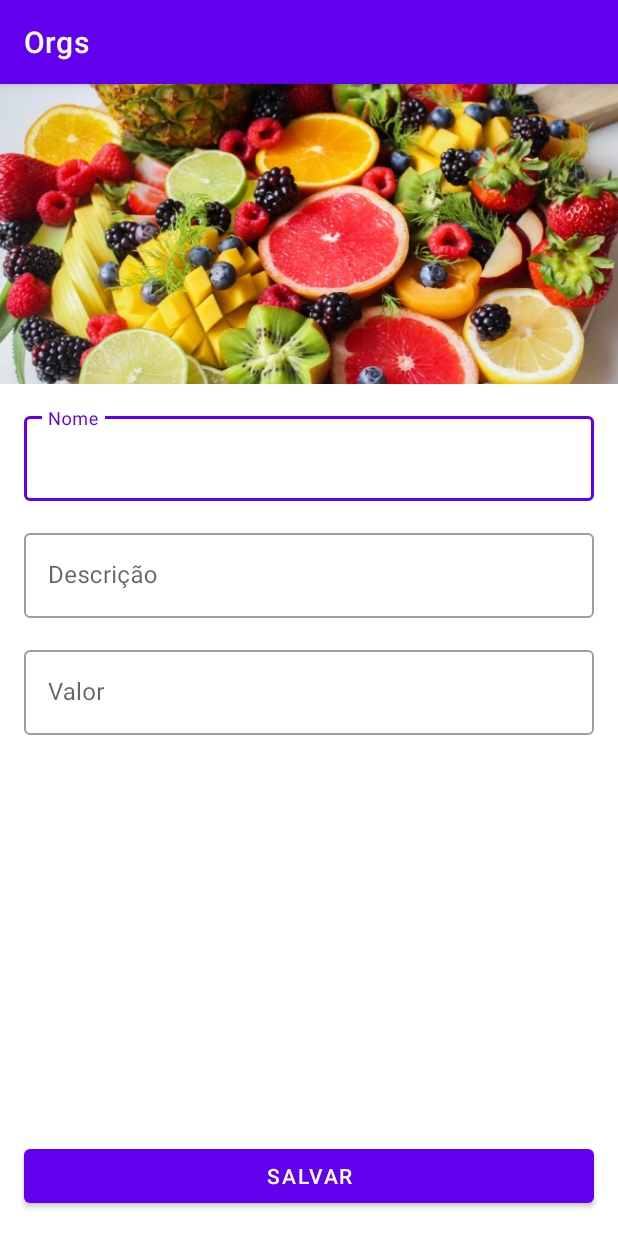
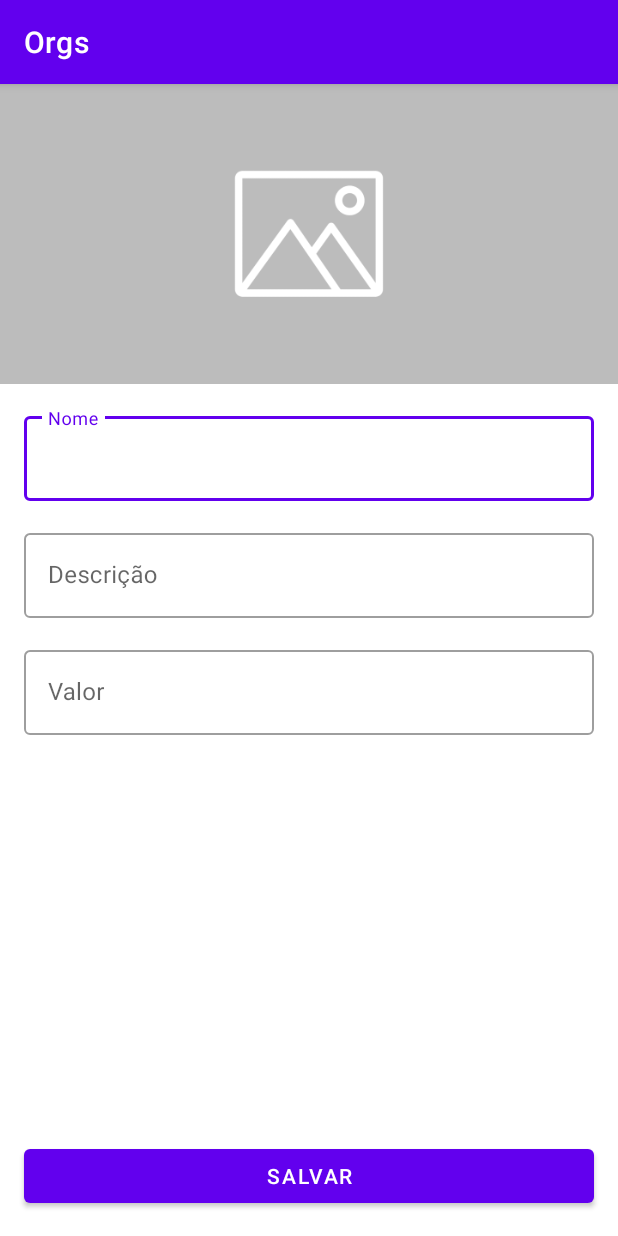
Before and after one commit to pedroabreudev/Alura_Kotlin_Android, an Android app: the FormularioProdutoActivity screen opened directly, with no data from a screen before it, on a phone screen of 412 x 824 dp. Run offline under Robolectric (Android 15) with nearby library versions, the phone set to English and light mode, and no system bars.

Commit message:
feat: Personalizando o Layout da Dialog

```diff
--- a/Projeto/Orgs/app/src/main/java/br/com/pedroabreudev/orgs/ui/activity/ListaProdutosActivity.kt
+++ b/Projeto/Orgs/app/src/main/java/br/com/pedroabreudev/orgs/ui/activity/ListaProdutosActivity.kt
@@ -3,12 +3,9 @@ package br.com.pedroabreudev.orgs.ui.activity
 import android.content.Intent
 import android.os.Bundle
 import androidx.appcompat.app.AppCompatActivity
-import androidx.recyclerview.widget.RecyclerView
-import br.com.pedroabreudev.orgs.R
 import br.com.pedroabreudev.orgs.dao.ProdutosDao
 import br.com.pedroabreudev.orgs.databinding.ActivityListaProdutosBinding
 import br.com.pedroabreudev.orgs.ui.recyclerview.adapter.ListaProdutosAdapter
-import com.google.android.material.floatingactionbutton.FloatingActionButton
 
 class ListaProdutosActivity : AppCompatActivity() {
 
--- /dev/null
+++ b/Projeto/Orgs/app/src/main/res/drawable/ic_action_refresh.xml
@@ -0,0 +1,5 @@
+<vector android:height="24dp" android:tint="#000000"
+    android:viewportHeight="24" android:viewportWidth="24"
+    android:width="24dp" xmlns:android="http://schemas.android.com/apk/res/android">
+    <path android:fillColor="@android:color/white" android:pathData="M17.65,6.35C16.2,4.9 14.21,4 12,4c-4.42,0 -7.99,3.58 -7.99,8s3.57,8 7.99,8c3.73,0 6.84,-2.55 7.73,-6h-2.08c-0.82,2.33 -3.04,4 -5.65,4 -3.31,0 -6,-2.69 -6,-6s2.69,-6 6,-6c1.66,0 3.14,0.69 4.22,1.78L13,11h7V4l-2.35,2.35z"/>
+</vector>
--- a/Projeto/Orgs/app/src/main/res/layout/activity_formulario_produto.xml
+++ b/Projeto/Orgs/app/src/main/res/layout/activity_formulario_produto.xml
@@ -19,7 +19,7 @@
             app:layout_constraintEnd_toEndOf="parent"
             app:layout_constraintStart_toStartOf="parent"
             app:layout_constraintTop_toTopOf="parent"
-            app:srcCompat="@drawable/produto_1" />
+            app:srcCompat="@drawable/imagem_padrao" />
 
         <com.google.android.material.textfield.TextInputLayout
             android:id="@+id/formulario_produto_textinputlayout_nome"
@@ -35,7 +35,8 @@
                 android:id="@+id/activity_formulario_produto_nome"
                 android:layout_width="match_parent"
                 android:layout_height="wrap_content"
-                android:hint="Nome" />
+                android:hint="Nome"
+                android:inputType="text" />
 
         </com.google.android.material.textfield.TextInputLayout>
 
@@ -53,7 +54,8 @@
                 android:id="@+id/activity_formulario_produto_descricao"
                 android:layout_width="match_parent"
                 android:layout_height="wrap_content"
-                android:hint="Descrição" />
+                android:hint="Descrição"
+                android:inputType="text" />
 
         </com.google.android.material.textfield.TextInputLayout>
 
@@ -71,7 +73,8 @@
                 android:id="@+id/activity_formulario_produto_valor"
                 android:layout_width="match_parent"
                 android:layout_height="wrap_content"
-                android:hint="Valor" />
+                android:hint="Valor"
+                android:inputType="numberDecimal" />
 
         </com.google.android.material.textfield.TextInputLayout>
 
```
Also changed, not shown: Projeto/Orgs/app/src/main/java/br/com/pedroabreudev/orgs/ui/activity/FormularioProdutoActivity.kt (+12 -0 lines), Projeto/Orgs/app/src/main/res/layout/formulario_imagem.xml (added, +55 -0 lines), Projeto/Orgs/app/src/main/res/drawable-hdpi/imagem_padrao.png (added), Projeto/Orgs/app/src/main/res/drawable-ldpi/imagem_padrao.png (added), Projeto/Orgs/app/src/main/res/drawable-mdpi/imagem_padrao.png (added), Projeto/Orgs/app/src/main/res/drawable-xhdpi/imagem_padrao.png (added), Projeto/Orgs/app/src/main/res/drawable-xxhdpi/imagem_padrao.png (added), Projeto/Orgs/app/src/main/res/drawable-xxxhdpi/imagem_padrao.png (added).
